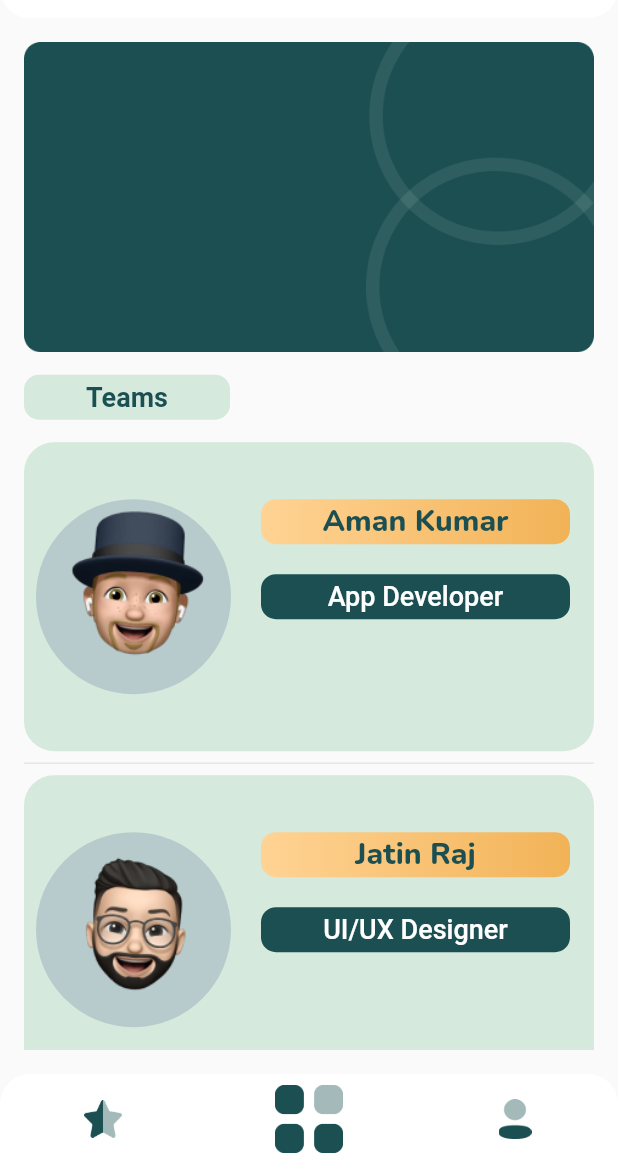
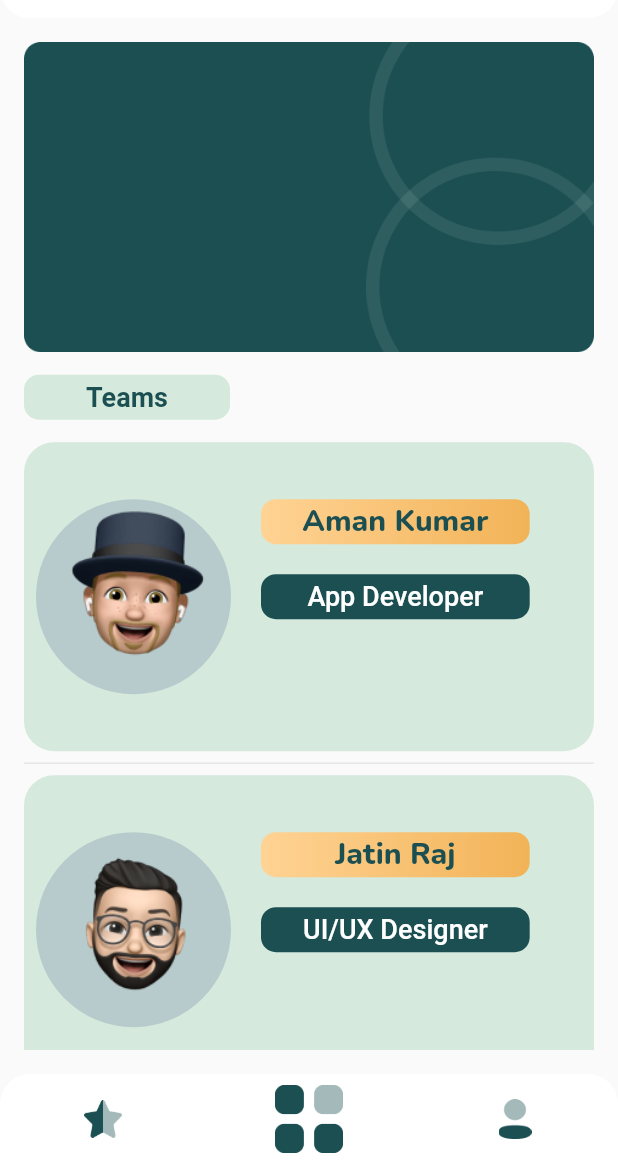
Before and after one commit to thisisamank/Mystic-Wallpaper, a Flutter app: the AboutUsScreen screen opened by its route, on a phone screen of 412 x 824 dp, the part 72-1236 px from its top. Run offline on Flutter 3.47's test engine with Material 2 defaults, Android fonts, the phone set to English and light mode, and no system bars; our stand-ins replace cached_network_image, equatable, flutter_cache_manager, flutter_hooks, hooks_riverpod, permission_handler and 2 more; missing offline and left inert: flutter_downloader, wallpaper_manager.

Commit message:
folder structure changed

```diff
--- a/lib/provider/models/category_wallpaper.dart
+++ b/lib/models/category_wallpaper.dart
@@ -1,4 +1,4 @@
-import 'package:mystic_wallpaper/provider/models/wallpaper.dart';
+import 'package:mystic_wallpaper/models/wallpaper.dart';
 
 class CategoryWithWallpaper {
   List<WallpapersModel> wallpapers;
--- /dev/null
+++ b/lib/models/models_export.dart
@@ -0,0 +1,5 @@
+export 'category.dart';
+export 'sidebar.dart';
+export 'category_wallpaper.dart';
+export 'team.dart';
+export 'wallpaper.dart';
--- /dev/null
+++ b/lib/provider/provider_export.dart
@@ -0,0 +1,4 @@
+export 'set_wallpaper.dart';
+export 'wallpaper_downloader.dart';
+export 'wallpaper_provider.dart';
+export 'wallpaper_repo.dart';
--- a/lib/provider/wallpaper_provider.dart
+++ b/lib/provider/wallpaper_provider.dart
@@ -1,5 +1,5 @@
 import 'package:hooks_riverpod/all.dart';
-import 'package:mystic_wallpaper/provider/models/wallpaper.dart';
+import 'package:mystic_wallpaper/models/wallpaper.dart';
 import 'package:mystic_wallpaper/provider/wallpaper_repo.dart';
 
 final wallpaperProvider =
--- a/lib/provider/wallpaper_repo.dart
+++ b/lib/provider/wallpaper_repo.dart
@@ -2,8 +2,8 @@ import 'dart:convert';
 import 'dart:math';
 import 'package:http/http.dart' as http;
 import 'package:mystic_wallpaper/keys.dart';
-import 'package:mystic_wallpaper/provider/models/category_wallpaper.dart';
-import 'package:mystic_wallpaper/provider/models/wallpaper.dart';
+import 'package:mystic_wallpaper/models/category_wallpaper.dart';
+import 'package:mystic_wallpaper/models/wallpaper.dart';
 
 class WallpaperRepo {
   Future<List<WallpapersModel>> getWallpapersThumbnail() async {
@@ -32,7 +32,6 @@ class WallpaperRepo {
     List<WallpapersModel> wallpapersObj = [];
     List wallpapers = jsonDecode(res.body);
     List<WallpapersModel> homeScreenWallpapers = [];
-    int countWallpaper = 1;
     for (final wallpaperJson in wallpapers) {
       final convertedObj = WallpapersModel.fromJson(json: wallpaperJson);
       wallpapersObj.add(convertedObj);
--- a/lib/screens/about_us/about_us_body.dart
+++ b/lib/screens/about_us/about_us_body.dart
@@ -1,7 +1,7 @@
 import 'package:flutter/material.dart';
 import 'package:mystic_wallpaper/config/config.dart';
 import 'package:mystic_wallpaper/config/images.dart';
-import 'package:mystic_wallpaper/provider/models/team.dart';
+import 'package:mystic_wallpaper/models/team.dart';
 
 class AboutUsBody extends StatelessWidget {
   @override
@@ -75,7 +75,7 @@ class AboutUsBody extends StatelessWidget {
                             child: Column(
                               children: [
                                 Container(
-                                  width: width / 2,
+                                  width: width / 2.3,
                                   height: 30,
                                   decoration: BoxDecoration(
                                       gradient: LinearGradient(
@@ -94,7 +94,7 @@ class AboutUsBody extends StatelessWidget {
                                   height: 20,
                                 ),
                                 Container(
-                                  width: width / 2,
+                                  width: width / 2.3,
                                   height: 30,
                                   decoration: BoxDecoration(
                                       color: Pallete.kPrimaryTeal,
--- /dev/null
+++ b/lib/screens/about_us/about_us_export.dart
@@ -0,0 +1 @@
+export 'about_us_screen.dart';
--- a/lib/screens/about_us/about_us_screen.dart
+++ b/lib/screens/about_us/about_us_screen.dart
@@ -15,6 +15,7 @@ class AboutUsScreen extends StatelessWidget {
       body: AboutUsBody(),
       bottomNavigationBar: BottomNavBar(
         centerButtonRoute: "/categories",
+        leftButtonRoute: '/bookmark',
       ),
     );
   }
--- /dev/null
+++ b/lib/screens/category/category_screen_export.dart
@@ -0,0 +1 @@
+export 'category_screen.dart';
--- a/lib/screens/category/widget/category_list.dart
+++ b/lib/screens/category/widget/category_list.dart
@@ -1,6 +1,6 @@
 import 'package:flutter/material.dart';
 import 'package:mystic_wallpaper/config/config.dart';
-import 'package:mystic_wallpaper/provider/models/category.dart';
+import 'package:mystic_wallpaper/models/category.dart';
 import 'package:mystic_wallpaper/screens/god_wallpaper/god_wallpaper_screen.dart';
 
 class CategoryList extends StatelessWidget {
--- /dev/null
+++ b/lib/screens/global_widgets/global_widgets_export.dart
@@ -0,0 +1,5 @@
+export 'bottom_navbar.dart';
+export 'error.dart';
+export 'loading.dart';
+export 'main_app_bar.dart';
+export 'secondary_appbar.dart';
--- a/lib/screens/home/widgets/category_badge.dart
+++ b/lib/screens/home/widgets/category_badge.dart
@@ -1,5 +1,5 @@
 import 'package:flutter/material.dart';
-import 'package:mystic_wallpaper/provider/models/category.dart';
+import 'package:mystic_wallpaper/models/category.dart';
 import 'package:mystic_wallpaper/screens/category/category_screen.dart';
 import 'package:mystic_wallpaper/screens/god_wallpaper/god_wallpaper_screen.dart';
 
--- a/lib/screens/set_wallpaper/set_wallpaper_screen.dart
+++ b/lib/screens/set_wallpaper/set_wallpaper_screen.dart
@@ -7,7 +7,7 @@ import 'package:share/share.dart';
 import 'package:uuid/uuid.dart';
 import 'package:flutter/material.dart';
 import 'package:mystic_wallpaper/config/config.dart';
-import 'package:mystic_wallpaper/provider/models/wallpaper.dart';
+import 'package:mystic_wallpaper/models/wallpaper.dart';
 import 'package:wallpaper_manager/wallpaper_manager.dart';
 
 class SetWallpaperScreen extends StatelessWidget {
@@ -25,7 +25,7 @@ class SetWallpaperScreen extends StatelessWidget {
             imageUrl: wallpaper.wallpaperImg,
             width: width,
             height: height,
-            fit: BoxFit.fitHeight,
+            fit: BoxFit.cover,
             placeholder: (context, str) => Center(
               child: CircularProgressIndicator(),
             ),
--- a/lib/screens/sidebar/sidebar_screen.dart
+++ b/lib/screens/sidebar/sidebar_screen.dart
@@ -2,7 +2,7 @@ import 'package:flutter/material.dart';
 import 'package:flutter_cache_manager/flutter_cache_manager.dart';
 import 'package:mystic_wallpaper/config/config.dart';
 import 'package:mystic_wallpaper/config/constants.dart';
-import 'package:mystic_wallpaper/provider/models/sidebar.dart';
+import 'package:mystic_wallpaper/models/sidebar.dart';
 import 'package:toast/toast.dart';
 
 class AppDrawer extends StatelessWidget {
--- a/pubspec.yaml
+++ b/pubspec.yaml
@@ -36,6 +36,7 @@ dependencies:
   permission_handler: ^5.0.1+1
   uuid: 2.2.2
   toast: ^0.1.5
+  admob_flutter: ^1.0.1
 
 
 
```
Also changed, not shown: lib/models/category.dart (renamed from lib/provider/models/category.dart), lib/models/sidebar.dart (renamed from lib/provider/models/sidebar.dart), lib/models/team.dart (renamed from lib/provider/models/team.dart), lib/models/wallpaper.dart (renamed from lib/provider/models/wallpaper.dart), pubspec.lock, 1 other file.
